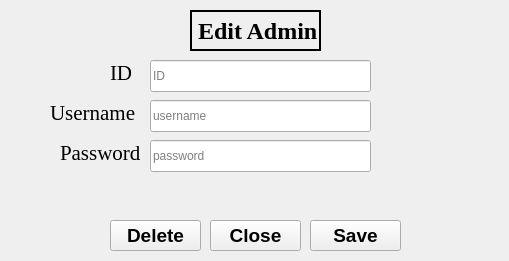
This is gui/lmsadminedit.ui in elshobaky/MeX-LMS as Qt 5 draws it before an edit. The edited form follows.
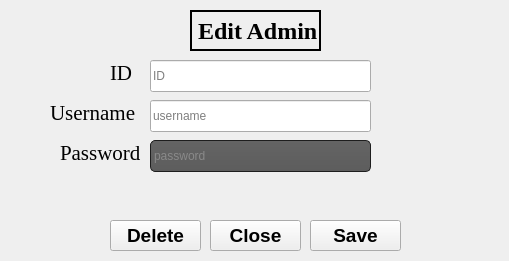
This is the edited form. Icons and pictures are not drawn.

The edit to the form file:
```diff
--- a/gui/lmsadminedit.ui
+++ b/gui/lmsadminedit.ui
@@ -13,6 +13,9 @@
   <property name="windowTitle">
    <string>MeX LMS - Edit Admin</string>
   </property>
+  <property name="styleSheet">
+   <string notr="true"/>
+  </property>
   <widget class="QLineEdit" name="admin_edit_username_2">
    <property name="geometry">
     <rect>
@@ -38,8 +41,472 @@
      <height>32</height>
     </rect>
    </property>
+   <property name="styleSheet">
+    <string notr="true">QToolTip
+{
+     border: 1px solid black;
+     background-color: #ffa02f;
+     padding: 1px;
+     border-radius: 3px;
+     opacity: 100;
+}
+
+QWidget
+{
+    color: #b1b1b1;
+    background-color: #323232;
+}
+
+QWidget:item:hover
+{
+    background-color: QLinearGradient( x1: 0, y1: 0, x2: 0, y2: 1, stop: 0 #ffa02f, stop: 1 #ca0619);
+    color: #000000;
+}
+
+QWidget:item:selected
+{
+    background-color: QLinearGradient( x1: 0, y1: 0, x2: 0, y2: 1, stop: 0 #ffa02f, stop: 1 #d7801a);
+}
+
+QMenuBar::item
+{
+    background: transparent;
+}
+
+QMenuBar::item:selected
+{
+    background: transparent;
+    border: 1px solid #ffaa00;
+}
+
+QMenuBar::item:pressed
+{
+    background: #444;
+    border: 1px solid #000;
+    background-color: QLinearGradient(
+        x1:0, y1:0,
+        x2:0, y2:1,
+        stop:1 #212121,
+        stop:0.4 #343434/*,
+        stop:0.2 #343434,
+        stop:0.1 #ffaa00*/
+    );
+    margin-bottom:-1px;
+    padding-bottom:1px;
+}
+
+QMenu
+{
+    border: 1px solid #000;
+}
+
+QMenu::item
+{
+    padding: 2px 20px 2px 20px;
+}
+
+QMenu::item:selected
+{
+    color: #000000;
+}
+
+QWidget:disabled
+{
+    color: #404040;
+    background-color: #323232;
+}
+
+QAbstractItemView
+{
+    background-color: QLinearGradient( x1: 0, y1: 0, x2: 0, y2: 1, stop: 0 #4d4d4d, stop: 0.1 #646464, stop: 1 #5d5d5d);
+}
+
+QWidget:focus
+{
+    /*border: 2px solid QLinearGradient( x1: 0, y1: 0, x2: 0, y2: 1, stop: 0 #ffa02f, stop: 1 #d7801a);*/
+}
+
+QLineEdit
+{
+    background-color: QLinearGradient( x1: 0, y1: 0, x2: 0, y2: 1, stop: 0 #4d4d4d, stop: 0 #646464, stop: 1 #5d5d5d);
+    padding: 1px;
+    border-style: solid;
+    border: 1px solid #1e1e1e;
+    border-radius: 5;
+}
+
+QPushButton
+{
+    color: #b1b1b1;
+    background-color: QLinearGradient( x1: 0, y1: 0, x2: 0, y2: 1, stop: 0 #565656, stop: 0.1 #525252, stop: 0.5 #4e4e4e, stop: 0.9 #4a4a4a, stop: 1 #464646);
+    border-width: 1px;
+    border-color: #1e1e1e;
+    border-style: solid;
+    border-radius: 6;
+    padding: 3px;
+    font-size: 12px;
+    padding-left: 5px;
+    padding-right: 5px;
+}
+
+QPushButton:pressed
+{
+    background-color: QLinearGradient( x1: 0, y1: 0, x2: 0, y2: 1, stop: 0 #2d2d2d, stop: 0.1 #2b2b2b, stop: 0.5 #292929, stop: 0.9 #282828, stop: 1 #252525);
+}
+
+QComboBox
+{
+    selection-background-color: #ffaa00;
+    background-color: QLinearGradient( x1: 0, y1: 0, x2: 0, y2: 1, stop: 0 #565656, stop: 0.1 #525252, stop: 0.5 #4e4e4e, stop: 0.9 #4a4a4a, stop: 1 #464646);
+    border-style: solid;
+    border: 1px solid #1e1e1e;
+    border-radius: 5;
+}
+
+QComboBox:hover,QPushButton:hover
+{
+    border: 2px solid QLinearGradient( x1: 0, y1: 0, x2: 0, y2: 1, stop: 0 #ffa02f, stop: 1 #d7801a);
+}
+
+
+QComboBox:on
+{
+    padding-top: 3px;
+    padding-left: 4px;
+    background-color: QLinearGradient( x1: 0, y1: 0, x2: 0, y2: 1, stop: 0 #2d2d2d, stop: 0.1 #2b2b2b, stop: 0.5 #292929, stop: 0.9 #282828, stop: 1 #252525);
+    selection-background-color: #ffaa00;
+}
+
+QComboBox QAbstractItemView
+{
+    border: 2px solid darkgray;
+    selection-background-color: QLinearGradient( x1: 0, y1: 0, x2: 0, y2: 1, stop: 0 #ffa02f, stop: 1 #d7801a);
+}
+
+QComboBox::drop-down
+{
+     subcontrol-origin: padding;
+     subcontrol-position: top right;
+     width: 15px;
+
+     border-left-width: 0px;
+     border-left-color: darkgray;
+     border-left-style: solid; /* just a single line */
+     border-top-right-radius: 3px; /* same radius as the QComboBox */
+     border-bottom-right-radius: 3px;
+ }
+
+QComboBox::down-arrow
+{
+     image: url(:/down_arrow.png);
+}
+
+QGroupBox:focus
+{
+border: 2px solid QLinearGradient( x1: 0, y1: 0, x2: 0, y2: 1, stop: 0 #ffa02f, stop: 1 #d7801a);
+}
+
+QTextEdit:focus
+{
+    border: 2px solid QLinearGradient( x1: 0, y1: 0, x2: 0, y2: 1, stop: 0 #ffa02f, stop: 1 #d7801a);
+}
+
+QScrollBar:horizontal {
+     border: 1px solid #222222;
+     background: QLinearGradient( x1: 0, y1: 0, x2: 0, y2: 1, stop: 0.0 #121212, stop: 0.2 #282828, stop: 1 #484848);
+     height: 7px;
+     margin: 0px 16px 0 16px;
+}
+
+QScrollBar::handle:horizontal
+{
+      background: QLinearGradient( x1: 0, y1: 0, x2: 1, y2: 0, stop: 0 #ffa02f, stop: 0.5 #d7801a, stop: 1 #ffa02f);
+      min-height: 20px;
+      border-radius: 2px;
+}
+
+QScrollBar::add-line:horizontal {
+      border: 1px solid #1b1b19;
+      border-radius: 2px;
+      background: QLinearGradient( x1: 0, y1: 0, x2: 1, y2: 0, stop: 0 #ffa02f, stop: 1 #d7801a);
+      width: 14px;
+      subcontrol-position: right;
+      subcontrol-origin: margin;
+}
+
+QScrollBar::sub-line:horizontal {
+      border: 1px solid #1b1b19;
+      border-radius: 2px;
+      background: QLinearGradient( x1: 0, y1: 0, x2: 1, y2: 0, stop: 0 #ffa02f, stop: 1 #d7801a);
+      width: 14px;
+     subcontrol-position: left;
+     subcontrol-origin: margin;
+}
+
+QScrollBar::right-arrow:horizontal, QScrollBar::left-arrow:horizontal
+{
+      border: 1px solid black;
+      width: 1px;
+      height: 1px;
+      background: white;
+}
+
+QScrollBar::add-page:horizontal, QScrollBar::sub-page:horizontal
+{
+      background: none;
+}
+
+QScrollBar:vertical
+{
+      background: QLinearGradient( x1: 0, y1: 0, x2: 1, y2: 0, stop: 0.0 #121212, stop: 0.2 #282828, stop: 1 #484848);
+      width: 7px;
+      margin: 16px 0 16px 0;
+      border: 1px solid #222222;
+}
+
+QScrollBar::handle:vertical
+{
+      background: QLinearGradient( x1: 0, y1: 0, x2: 0, y2: 1, stop: 0 #ffa02f, stop: 0.5 #d7801a, stop: 1 #ffa02f);
+      min-height: 20px;
+      border-radius: 2px;
+}
+
+QScrollBar::add-line:vertical
+{
+      border: 1px solid #1b1b19;
+      border-radius: 2px;
+      background: QLinearGradient( x1: 0, y1: 0, x2: 0, y2: 1, stop: 0 #ffa02f, stop: 1 #d7801a);
+      height: 14px;
+      subcontrol-position: bottom;
+      subcontrol-origin: margin;
+}
+
+QScrollBar::sub-line:vertical
+{
+      border: 1px solid #1b1b19;
+      border-radius: 2px;
+      background: QLinearGradient( x1: 0, y1: 0, x2: 0, y2: 1, stop: 0 #d7801a, stop: 1 #ffa02f);
+      height: 14px;
+      subcontrol-position: top;
+      subcontrol-origin: margin;
+}
+
+QScrollBar::up-arrow:vertical, QScrollBar::down-arrow:vertical
+{
+      border: 1px solid black;
+      width: 1px;
+      height: 1px;
+      background: white;
+}
+
+
+QScrollBar::add-page:vertical, QScrollBar::sub-page:vertical
+{
+      background: none;
+}
+
+QTextEdit
+{
+    background-color: #242424;
+}
+
+QPlainTextEdit
+{
+    background-color: #242424;
+}
+
+QHeaderView::section
+{
+    background-color: QLinearGradient(x1:0, y1:0, x2:0, y2:1, stop:0 #616161, stop: 0.5 #505050, stop: 0.6 #434343, stop:1 #656565);
+    color: white;
+    padding-left: 4px;
+    border: 1px solid #6c6c6c;
+}
+
+QCheckBox:disabled
+{
+color: #414141;
+}
+
+QDockWidget::title
+{
+    text-align: center;
+    spacing: 3px; /* spacing between items in the tool bar */
+    background-color: QLinearGradient(x1:0, y1:0, x2:0, y2:1, stop:0 #323232, stop: 0.5 #242424, stop:1 #323232);
+}
+
+QDockWidget::close-button, QDockWidget::float-button
+{
+    text-align: center;
+    spacing: 1px; /* spacing between items in the tool bar */
+    background-color: QLinearGradient(x1:0, y1:0, x2:0, y2:1, stop:0 #323232, stop: 0.5 #242424, stop:1 #323232);
+}
+
+QDockWidget::close-button:hover, QDockWidget::float-button:hover
+{
+    background: #242424;
+}
+
+QDockWidget::close-button:pressed, QDockWidget::float-button:pressed
+{
+    padding: 1px -1px -1px 1px;
+}
+
+QMainWindow::separator
+{
+    background-color: QLinearGradient(x1:0, y1:0, x2:0, y2:1, stop:0 #161616, stop: 0.5 #151515, stop: 0.6 #212121, stop:1 #343434);
+    color: white;
+    padding-left: 4px;
+    border: 1px solid #4c4c4c;
+    spacing: 3px; /* spacing between items in the tool bar */
+}
+
+QMainWindow::separator:hover
+{
+
+    background-color: QLinearGradient(x1:0, y1:0, x2:0, y2:1, stop:0 #d7801a, stop:0.5 #b56c17 stop:1 #ffa02f);
+    color: white;
+    padding-left: 4px;
+    border: 1px solid #6c6c6c;
+    spacing: 3px; /* spacing between items in the tool bar */
+}
+
+QToolBar::handle
+{
+     spacing: 3px; /* spacing between items in the tool bar */
+     background: url(:/images/handle.png);
+}
+
+QMenu::separator
+{
+    height: 2px;
+    background-color: QLinearGradient(x1:0, y1:0, x2:0, y2:1, stop:0 #161616, stop: 0.5 #151515, stop: 0.6 #212121, stop:1 #343434);
+    color: white;
+    padding-left: 4px;
+    margin-left: 10px;
+    margin-right: 5px;
+}
+
+QProgressBar
+{
+    border: 2px solid grey;
+    border-radius: 5px;
+    text-align: center;
+}
+
+QProgressBar::chunk
+{
+    background-color: #d7801a;
+    width: 2.15px;
+    margin: 0.5px;
+}
+
+QTabBar::tab {
+    color: #b1b1b1;
+    border: 1px solid #444;
+    border-bottom-style: none;
+    background-color: #323232;
+    padding-left: 10px;
+    padding-right: 10px;
+    padding-top: 3px;
+    padding-bottom: 2px;
+    margin-right: -1px;
+}
+
+QTabWidget::pane {
+    border: 1px solid #444;
+    top: 1px;
+}
+
+QTabBar::tab:last
+{
+    margin-right: 0; /* the last selected tab has nothing to overlap with on the right */
+    border-top-right-radius: 3px;
+}
+
+QTabBar::tab:first:!selected
+{
+ margin-left: 0px; /* the last selected tab has nothing to overlap with on the right */
+
+
+    border-top-left-radius: 3px;
+}
+
+QTabBar::tab:!selected
+{
+    color: #b1b1b1;
+    border-bottom-style: solid;
+    margin-top: 3px;
+    background-color: QLinearGradient(x1:0, y1:0, x2:0, y2:1, stop:1 #212121, stop:.4 #343434);
+}
+
+QTabBar::tab:selected
+{
+    border-top-left-radius: 3px;
+    border-top-right-radius: 3px;
+    margin-bottom: 0px;
+}
+
+QTabBar::tab:!selected:hover
+{
+    /*border-top: 2px solid #ffaa00;
+    padding-bottom: 3px;*/
+    border-top-left-radius: 3px;
+    border-top-right-radius: 3px;
+    background-color: QLinearGradient(x1:0, y1:0, x2:0, y2:1, stop:1 #212121, stop:0.4 #343434, stop:0.2 #343434, stop:0.1 #ffaa00);
+}
+
+QRadioButton::indicator:checked, QRadioButton::indicator:unchecked{
+    color: #b1b1b1;
+    background-color: #323232;
+    border: 1px solid #b1b1b1;
+    border-radius: 6px;
+}
+
+QRadioButton::indicator:checked
+{
+    background-color: qradialgradient(
+        cx: 0.5, cy: 0.5,
+        fx: 0.5, fy: 0.5,
+        radius: 1.0,
+        stop: 0.25 #ffaa00,
+        stop: 0.3 #323232
+    );
+}
+
+QCheckBox::indicator{
+    color: #b1b1b1;
+    background-color: #323232;
+    border: 1px solid #b1b1b1;
+    width: 9px;
+    height: 9px;
+}
+
+QRadioButton::indicator
+{
+    border-radius: 6px;
+}
+
+QRadioButton::indicator:hover, QCheckBox::indicator:hover
+{
+    border: 1px solid #ffaa00;
+}
+
+QCheckBox::indicator:checked
+{
+    image:url(:/images/checkbox.png);
+}
+
+QCheckBox::indicator:disabled, QRadioButton::indicator:disabled
+{
+    border: 1px solid #444;
+}</string>
+   </property>
    <property name="inputMethodHints">
-    <set>Qt::ImhEmailCharactersOnly</set>
+    <set>Qt::ImhEmailCharactersOnly|Qt::ImhHiddenText|Qt::ImhNoAutoUppercase|Qt::ImhNoPredictiveText</set>
+   </property>
+   <property name="echoMode">
+    <enum>QLineEdit::Password</enum>
    </property>
    <property name="placeholderText">
     <string>password</string>
```
Left out of the diff: 1 changed line with no effect on the pictures.
